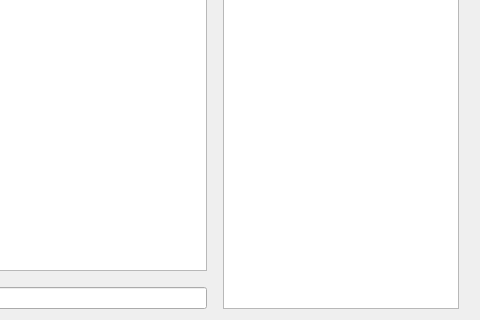
Before: the Qt Designer form widgetchat.ui in tjohnman/Obsession, drawn with Qt 5; both pictures show x 300 to 780 and y 215 to 535 of the 780 by 535 pixel window.
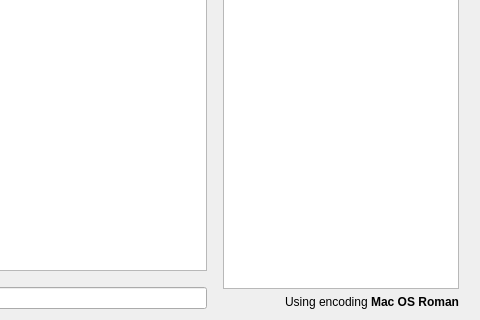
After: the same form once the commit is applied. Custom widgets are drawn as their Qt base class.

```diff
--- a/widgetchat.ui
+++ b/widgetchat.ui
@@ -78,6 +78,8 @@
       </spacer>
      </item>
      <item>
+      <layout class="QVBoxLayout" name="verticalLayout_2">
+       <item>
       <widget class="ListWidgetUsers" name="listWidget">
        <property name="sizePolicy">
         <sizepolicy hsizetype="Fixed" vsizetype="Expanding">
@@ -107,6 +109,18 @@
         <enum>QListView::Adjust</enum>
        </property>
       </widget>
+       </item>
+       <item>
+        <widget class="QLabel" name="encodingLabel">
+         <property name="text">
+          <string>Using encoding &lt;b&gt;Mac OS Roman&lt;/b&gt;</string>
+         </property>
+         <property name="alignment">
+          <set>Qt::AlignRight|Qt::AlignTrailing|Qt::AlignVCenter</set>
+         </property>
+        </widget>
+       </item>
+      </layout>
      </item>
     </layout>
    </item>
```
Lines whose indentation alone changed are shown as unchanged.
